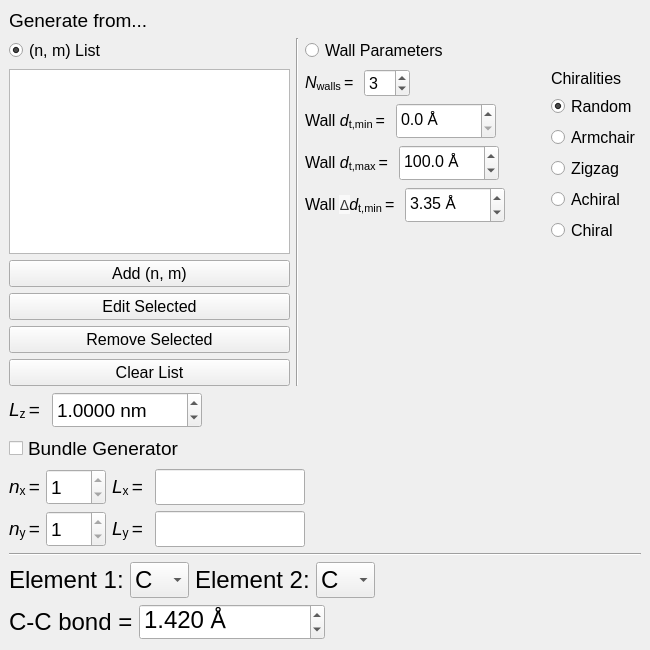
This is sknano/apps/nanogen_gui/mwnt_generator.ui in scikit-nano/scikit-nano as Qt 5 draws it before an edit. The edited form follows.
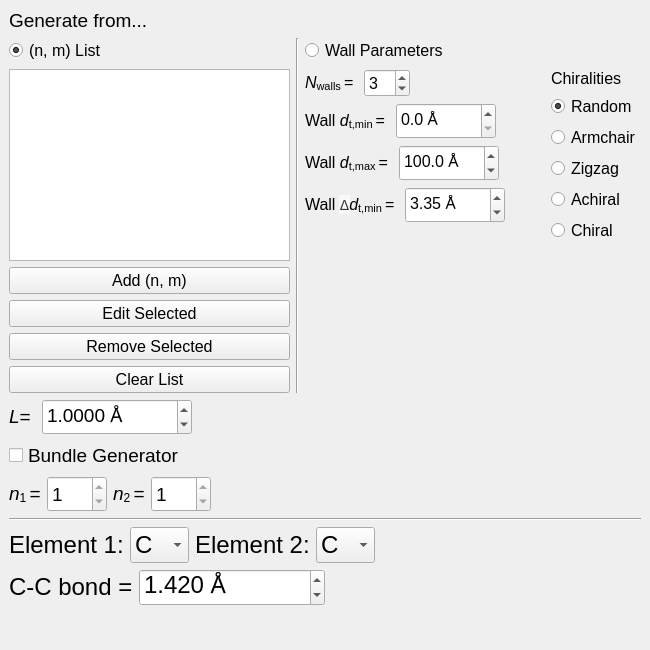
This is the edited form.

Patch:
```diff
--- a/sknano/apps/nanogen_gui/mwnt_generator.ui
+++ b/sknano/apps/nanogen_gui/mwnt_generator.ui
@@ -38,7 +38,7 @@
    <string>MWNT Generator</string>
   </property>
   <widget class="QWidget" name="centralwidget">
-   <layout class="QVBoxLayout" name="verticalLayout_2">
+   <layout class="QVBoxLayout" name="verticalLayout_4">
     <item>
      <widget class="QLabel" name="label_19">
       <property name="font">
@@ -584,7 +584,7 @@
      </layout>
     </item>
     <item>
-     <layout class="QHBoxLayout" name="horizontalLayout_12">
+     <layout class="QHBoxLayout" name="horizontalLayout_4">
       <item>
        <layout class="QVBoxLayout" name="verticalLayout_20">
         <item>
@@ -600,7 +600,7 @@
                </font>
               </property>
               <property name="text">
-               <string>&lt;html&gt;&lt;head/&gt;&lt;body&gt;&lt;p&gt;&lt;span style=&quot; font-style:italic;&quot;&gt;L&lt;/span&gt;&lt;span style=&quot; vertical-align:sub;&quot;&gt;z &lt;/span&gt;= &lt;/p&gt;&lt;/body&gt;&lt;/html&gt;</string>
+               <string>&lt;html&gt;&lt;head/&gt;&lt;body&gt;&lt;p&gt;&lt;span style=&quot; font-style:italic;&quot;&gt;L&lt;/span&gt;&lt;span style=&quot; vertical-align:sub;&quot;/&gt;= &lt;/p&gt;&lt;/body&gt;&lt;/html&gt;</string>
               </property>
              </widget>
             </item>
@@ -631,7 +631,7 @@
                </font>
               </property>
               <property name="suffix">
-               <string> nm</string>
+               <string> Å</string>
               </property>
               <property name="decimals">
                <number>4</number>
@@ -665,6 +665,8 @@
          </layout>
         </item>
         <item>
+         <layout class="QVBoxLayout" name="verticalLayout_2">
+          <item>
          <widget class="QCheckBox" name="bundle_generator_check_box">
           <property name="font">
            <font>
@@ -681,9 +683,9 @@
          </widget>
         </item>
         <item>
-         <layout class="QVBoxLayout" name="verticalLayout_19">
+           <layout class="QHBoxLayout" name="horizontalLayout_3">
           <item>
-           <layout class="QHBoxLayout" name="horizontalLayout_27">
+             <layout class="QHBoxLayout" name="horizontalLayout_2">
             <item>
              <layout class="QHBoxLayout" name="horizontalLayout_32">
               <item>
@@ -695,7 +697,7 @@
                  </font>
                 </property>
                 <property name="text">
-                 <string>&lt;html&gt;&lt;head/&gt;&lt;body&gt;&lt;p&gt;&lt;span style=&quot; font-style:italic;&quot;&gt;n&lt;/span&gt;&lt;span style=&quot; vertical-align:sub;&quot;&gt;x &lt;/span&gt;=&lt;/p&gt;&lt;/body&gt;&lt;/html&gt;</string>
+                   <string>&lt;html&gt;&lt;head/&gt;&lt;body&gt;&lt;p&gt;&lt;span style=&quot; font-style:italic;&quot;&gt;n&lt;/span&gt;&lt;span style=&quot; vertical-align:sub;&quot;&gt;1 &lt;/span&gt;=&lt;/p&gt;&lt;/body&gt;&lt;/html&gt;</string>
                 </property>
                </widget>
               </item>
@@ -735,71 +737,6 @@
               </item>
              </layout>
             </item>
-            <item>
-             <layout class="QHBoxLayout" name="horizontalLayout_33">
-              <item>
-               <widget class="QLabel" name="label_16">
-                <property name="font">
-                 <font>
-                  <family>Arial</family>
-                  <pointsize>14</pointsize>
-                 </font>
-                </property>
-                <property name="text">
-                 <string>&lt;html&gt;&lt;head/&gt;&lt;body&gt;&lt;p&gt;&lt;span style=&quot; font-style:italic;&quot;&gt;L&lt;/span&gt;&lt;span style=&quot; vertical-align:sub;&quot;&gt;x &lt;/span&gt;= &lt;/p&gt;&lt;/body&gt;&lt;/html&gt;</string>
-                </property>
-               </widget>
-              </item>
-              <item>
-               <widget class="QLineEdit" name="bundle_Lx_line_edit">
-                <property name="sizePolicy">
-                 <sizepolicy hsizetype="Expanding" vsizetype="Fixed">
-                  <horstretch>0</horstretch>
-                  <verstretch>0</verstretch>
-                 </sizepolicy>
-                </property>
-                <property name="minimumSize">
-                 <size>
-                  <width>125</width>
-                  <height>36</height>
-                 </size>
-                </property>
-                <property name="maximumSize">
-                 <size>
-                  <width>150</width>
-                  <height>16777215</height>
-                 </size>
-                </property>
-                <property name="font">
-                 <font>
-                  <family>Arial</family>
-                  <pointsize>14</pointsize>
-                 </font>
-                </property>
-                <property name="readOnly">
-                 <bool>true</bool>
-                </property>
-               </widget>
-              </item>
-             </layout>
-            </item>
-            <item>
-             <spacer name="horizontalSpacer_11">
-              <property name="orientation">
-               <enum>Qt::Horizontal</enum>
-              </property>
-              <property name="sizeHint" stdset="0">
-               <size>
-                <width>40</width>
-                <height>20</height>
-               </size>
-              </property>
-             </spacer>
-            </item>
-           </layout>
-          </item>
-          <item>
-           <layout class="QHBoxLayout" name="horizontalLayout_37">
             <item>
              <layout class="QHBoxLayout" name="horizontalLayout_38">
               <item>
@@ -811,7 +748,7 @@
                  </font>
                 </property>
                 <property name="text">
-                 <string>&lt;html&gt;&lt;head/&gt;&lt;body&gt;&lt;p&gt;&lt;span style=&quot; font-style:italic;&quot;&gt;n&lt;/span&gt;&lt;span style=&quot; vertical-align:sub;&quot;&gt;y &lt;/span&gt;=&lt;/p&gt;&lt;/body&gt;&lt;/html&gt;</string>
+                   <string>&lt;html&gt;&lt;head/&gt;&lt;body&gt;&lt;p&gt;&lt;span style=&quot; font-style:italic;&quot;&gt;n&lt;/span&gt;&lt;span style=&quot; vertical-align:sub;&quot;&gt;2 &lt;/span&gt;=&lt;/p&gt;&lt;/body&gt;&lt;/html&gt;</string>
                 </property>
                </widget>
               </item>
@@ -851,56 +788,10 @@
               </item>
              </layout>
             </item>
-            <item>
-             <layout class="QHBoxLayout" name="horizontalLayout_39">
-              <item>
-               <widget class="QLabel" name="label_22">
-                <property name="font">
-                 <font>
-                  <family>Arial</family>
-                  <pointsize>14</pointsize>
-                 </font>
-                </property>
-                <property name="text">
-                 <string>&lt;html&gt;&lt;head/&gt;&lt;body&gt;&lt;p&gt;&lt;span style=&quot; font-style:italic;&quot;&gt;L&lt;/span&gt;&lt;span style=&quot; vertical-align:sub;&quot;&gt;y &lt;/span&gt;= &lt;/p&gt;&lt;/body&gt;&lt;/html&gt;</string>
-                </property>
-               </widget>
-              </item>
-              <item>
-               <widget class="QLineEdit" name="bundle_Ly_line_edit">
-                <property name="sizePolicy">
-                 <sizepolicy hsizetype="Expanding" vsizetype="Fixed">
-                  <horstretch>0</horstretch>
-                  <verstretch>0</verstretch>
-                 </sizepolicy>
-                </property>
-                <property name="minimumSize">
-                 <size>
-                  <width>125</width>
-                  <height>36</height>
-                 </size>
-                </property>
-                <property name="maximumSize">
-                 <size>
-                  <width>150</width>
-                  <height>16777215</height>
-                 </size>
-                </property>
-                <property name="font">
-                 <font>
-                  <family>Arial</family>
-                  <pointsize>14</pointsize>
-                 </font>
-                </property>
-                <property name="readOnly">
-                 <bool>true</bool>
-                </property>
-               </widget>
-              </item>
              </layout>
             </item>
             <item>
-             <spacer name="horizontalSpacer_14">
+             <spacer name="horizontalSpacer_11">
               <property name="orientation">
                <enum>Qt::Horizontal</enum>
               </property>
```
Left out of the diff: 10 changed lines with no effect on the pictures. Lines whose indentation alone changed are shown as unchanged.
